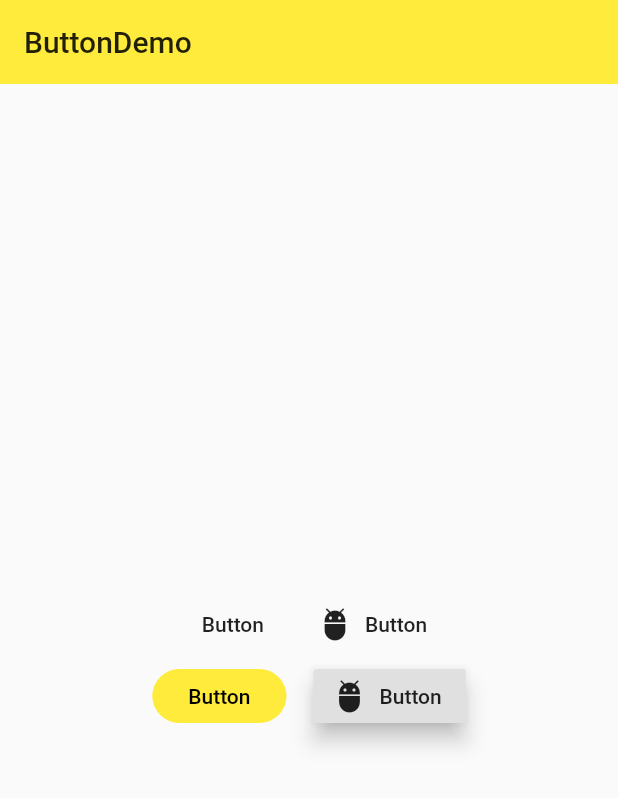
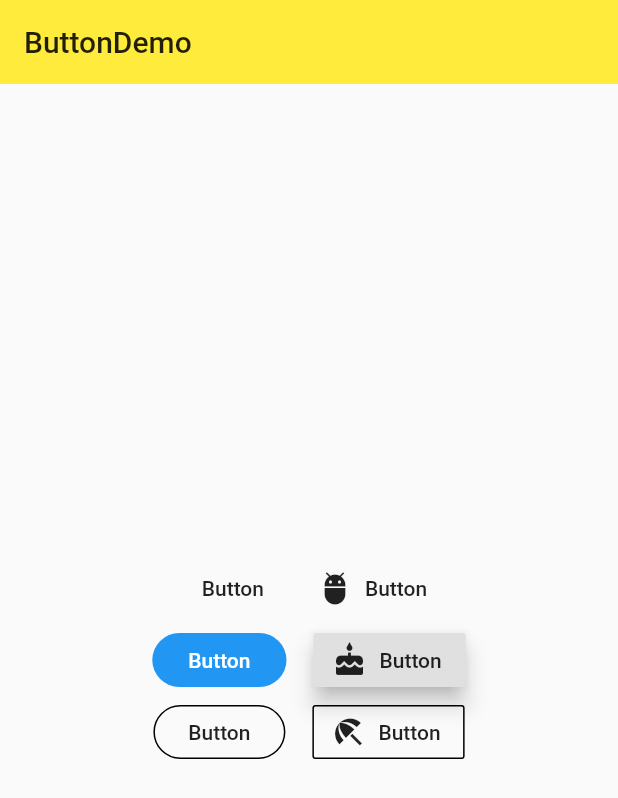
Before and after one commit to persilee/flutter_pro, a Flutter app: the ButtonDemo screen opened directly, on a phone screen of 412 x 824 dp. Shown: the top 798 px of the screen. Run offline on Flutter 3.47's test engine with Material 2 defaults, Android fonts, the phone set to English and light mode, and no system bars.

Commit message:
add outlineButton demo

```diff
--- a/lib/demo/components_demo.dart
+++ b/lib/demo/components_demo.dart
@@ -58,16 +58,55 @@ class ButtonDemo extends StatelessWidget {
             onPressed: () {},
             splashColor: Colors.grey[200],
             elevation: 0.0,
-            color: Colors.yellow,
+            // color: Colors.yellow,
           ),
         ),
         SizedBox(width: 18.0, ),
         RaisedButton.icon(
-          icon: Icon(Icons.adb),
+          icon: Icon(Icons.cake),
           label: Text('Button'),
           onPressed: () {},
           splashColor: Colors.grey[200],
           elevation: 6.0,
+        ),
+      ],
+    );
+
+    final Widget _outlineButton = Row(
+      mainAxisAlignment: MainAxisAlignment.center,
+      children: < Widget > [
+        Theme(
+          data: Theme.of(context).copyWith(
+            buttonColor: Theme.of(context).primaryColor,
+            buttonTheme: ButtonThemeData(
+              textTheme: ButtonTextTheme.normal,
+              // shape: BeveledRectangleBorder(
+              //   borderRadius: BorderRadius.circular(6.0),
+              // ),
+              shape: StadiumBorder(),
+            ),
+          ),
+          child: OutlineButton(
+            child: Text('Button'),
+            onPressed: () {},
+            splashColor: Colors.grey[200],
+            borderSide: BorderSide(
+              color: Colors.black,
+            ),
+            highlightedBorderColor: Colors.yellow[300],
+            // color: Colors.yellow,
+          ),
+        ),
+        SizedBox(width: 18.0, ),
+        OutlineButton.icon(
+          icon: Icon(Icons.beach_access),
+          label: Text('Button'),
+          onPressed: () {},
+          splashColor: Colors.grey[200],
+          borderSide: BorderSide(
+              color: Colors.black,
+            ),
+          highlightedBorderColor: Colors.yellow[300],
         ),
       ],
     );
@@ -84,6 +123,7 @@ class ButtonDemo extends StatelessWidget {
           children: < Widget > [
             _flatButton,
             _raiseButton,
+            _outlineButton,
           ],
         ),
       ),
```
